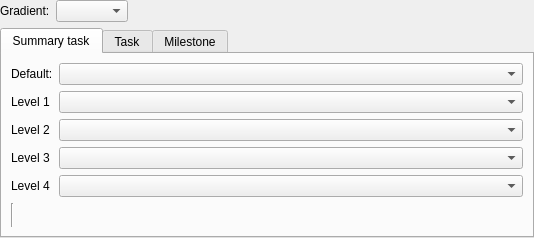
Before: the Qt Designer form kplato/kptcolorsconfigpanel.ui in KDE/calligra, drawn with Qt 5.
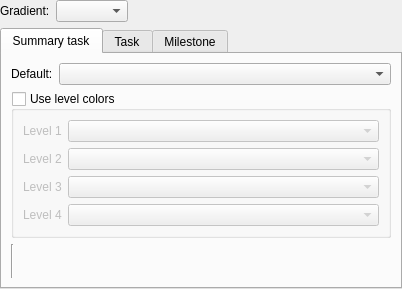
After: the same form once the commit is applied. The open tabs and pages were chosen to show the change. Custom widgets are drawn as their Qt base class.

Commit message: Color config: Add level colors enable option. Fix default colors.

The edit to the form file:
```diff
--- a/kplato/kptcolorsconfigpanel.ui
+++ b/kplato/kptcolorsconfigpanel.ui
@@ -6,8 +6,8 @@
    <rect>
     <x>0</x>
     <y>0</y>
-    <width>534</width>
-    <height>238</height>
+    <width>402</width>
+    <height>289</height>
    </rect>
   </property>
   <property name="sizePolicy">
@@ -59,7 +59,7 @@
       <attribute name="title">
        <string extracomment="@title:tab">Summary task</string>
       </attribute>
-      <layout class="QGridLayout" name="gridLayout">
+      <layout class="QGridLayout" name="gridLayout_4">
        <item row="0" column="0">
         <widget class="QLabel" name="label">
          <property name="sizePolicy">
@@ -86,7 +86,19 @@
          </property>
         </widget>
        </item>
-       <item row="1" column="0">
+       <item row="1" column="0" colspan="2">
+        <widget class="QGroupBox" name="kcfg_SummaryTaskLevelColorsEnabled">
+         <property name="title">
+          <string extracomment="@title:group">Use level colors</string>
+         </property>
+         <property name="checkable">
+          <bool>true</bool>
+         </property>
+         <property name="checked">
+          <bool>false</bool>
+         </property>
+         <layout class="QGridLayout" name="gridLayout">
+          <item row="0" column="0">
         <widget class="QLabel" name="label_3">
          <property name="sizePolicy">
           <sizepolicy hsizetype="Preferred" vsizetype="Preferred">
@@ -102,7 +114,7 @@
          </property>
         </widget>
        </item>
-       <item row="1" column="1">
+          <item row="0" column="1">
         <widget class="KColorCombo" name="kcfg_SummaryTaskLevelColor_1">
          <property name="sizePolicy">
           <sizepolicy hsizetype="MinimumExpanding" vsizetype="Fixed">
@@ -112,7 +124,7 @@
          </property>
         </widget>
        </item>
-       <item row="2" column="0">
+          <item row="1" column="0">
         <widget class="QLabel" name="label_4">
          <property name="sizePolicy">
           <sizepolicy hsizetype="Preferred" vsizetype="Preferred">
@@ -128,7 +140,7 @@
          </property>
         </widget>
        </item>
-       <item row="2" column="1">
+          <item row="1" column="1">
         <widget class="KColorCombo" name="kcfg_SummaryTaskLevelColor_2">
          <property name="sizePolicy">
           <sizepolicy hsizetype="MinimumExpanding" vsizetype="Fixed">
@@ -138,7 +150,7 @@
          </property>
         </widget>
        </item>
-       <item row="3" column="0">
+          <item row="2" column="0">
         <widget class="QLabel" name="label_5">
          <property name="sizePolicy">
           <sizepolicy hsizetype="Preferred" vsizetype="Preferred">
@@ -154,7 +166,7 @@
          </property>
         </widget>
        </item>
-       <item row="3" column="1">
+          <item row="2" column="1">
         <widget class="KColorCombo" name="kcfg_SummaryTaskLevelColor_3">
          <property name="sizePolicy">
           <sizepolicy hsizetype="MinimumExpanding" vsizetype="Fixed">
@@ -164,7 +176,7 @@
          </property>
         </widget>
        </item>
-       <item row="4" column="0">
+          <item row="3" column="0">
         <widget class="QLabel" name="label_10">
          <property name="sizePolicy">
           <sizepolicy hsizetype="Preferred" vsizetype="Preferred">
@@ -180,7 +192,7 @@
          </property>
         </widget>
        </item>
-       <item row="4" column="1">
+          <item row="3" column="1">
         <widget class="KColorCombo" name="kcfg_SummaryTaskLevelColor_4">
          <property name="sizePolicy">
           <sizepolicy hsizetype="MinimumExpanding" vsizetype="Fixed">
@@ -190,7 +202,10 @@
          </property>
         </widget>
        </item>
-       <item row="5" column="0">
+         </layout>
+        </widget>
+       </item>
+       <item row="2" column="0">
         <widget class="Line" name="line_2">
          <property name="orientation">
           <enum>Qt::Vertical</enum>
```
Left out of the diff: 2 changed lines with no effect on the pictures. Lines whose indentation alone changed are shown as unchanged. The commit also changes 7 other files.
